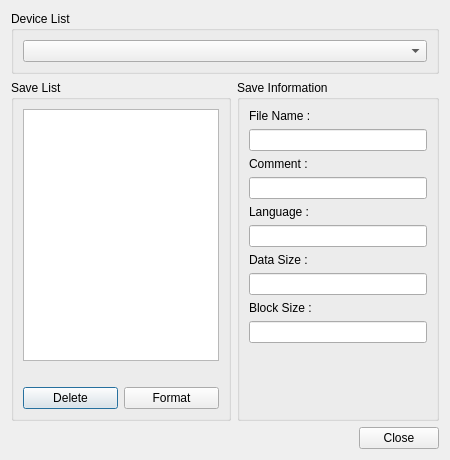
This is yabause/src/qt/ui/UIBackupRam.ui in Yabause/yabause as Qt 5 draws it before an edit. The edited form follows.
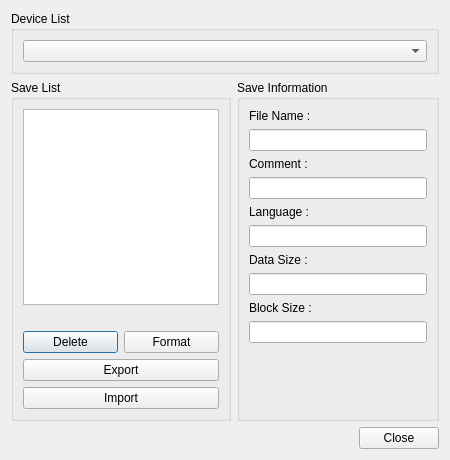
This is the edited form.

Commit message: Import,Export backup data

Diff of the .ui file:
```diff
--- a/yabause/src/qt/ui/UIBackupRam.ui
+++ b/yabause/src/qt/ui/UIBackupRam.ui
@@ -61,6 +61,20 @@
         </item>
        </layout>
       </item>
+      <item>
+       <widget class="QPushButton" name="pbExport">
+        <property name="text">
+         <string>Export</string>
+        </property>
+       </widget>
+      </item>
+      <item>
+       <widget class="QPushButton" name="pbImport">
+        <property name="text">
+         <string>Import</string>
+        </property>
+       </widget>
+      </item>
      </layout>
     </widget>
    </item>
```
Left out of the diff: 109 changed lines with no effect on the pictures. The commit also changes 13 other files.
